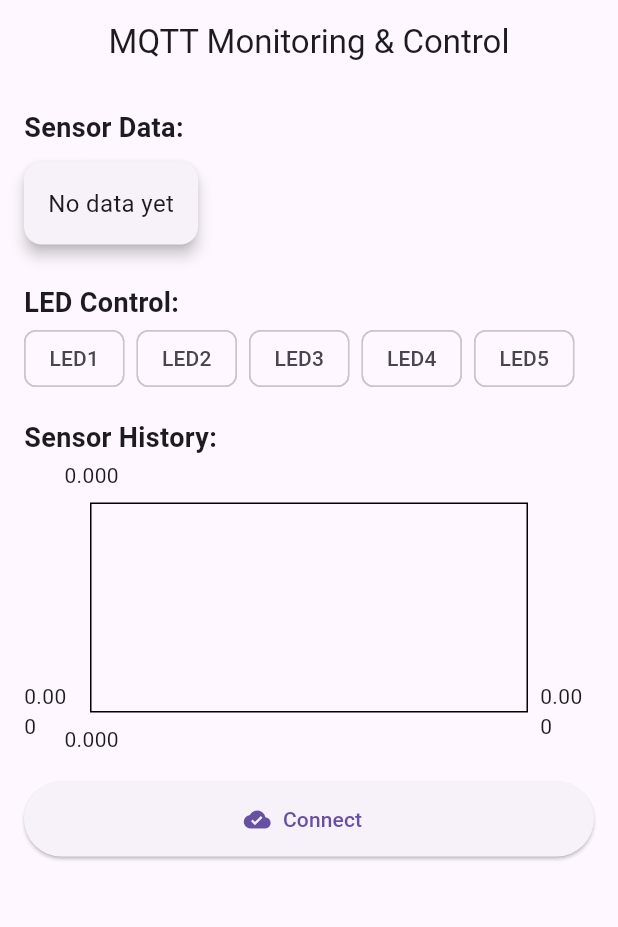
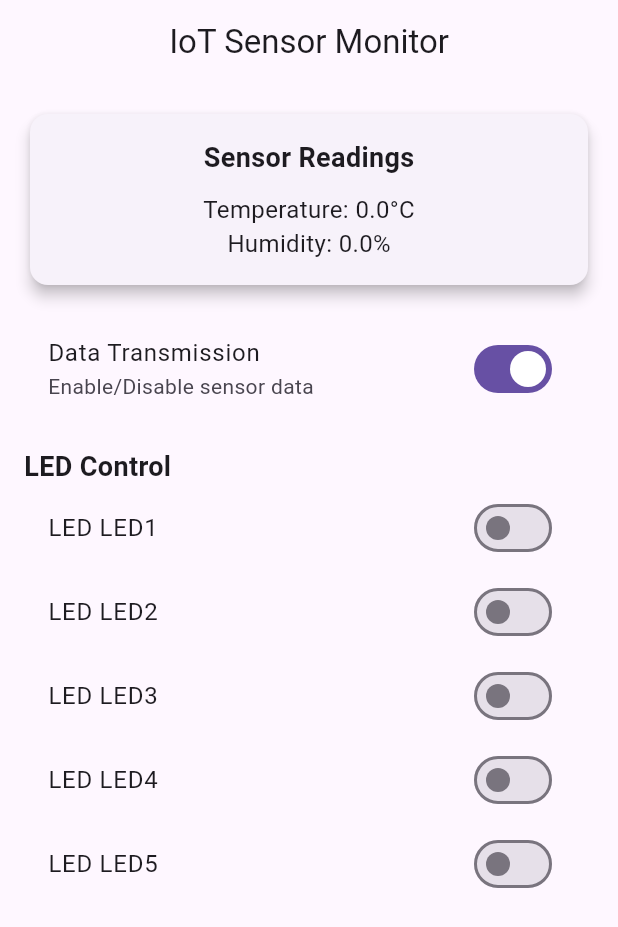
Before and after one commit to terminator791/mqtt_flutter, a Flutter app: the screen it shows after launch, on a phone screen of 412 x 824 dp. Shown: the top 927 px of the screen. Run offline on Flutter 3.47's test engine with Material 3 defaults, Android fonts, the phone set to English and light mode, and no system bars; drawn by our look-alikes of fl_chart; missing offline and left inert: mqtt_client.

Commit message:
FEAT : UAS

```diff
--- a/lib/main.dart
+++ b/lib/main.dart
@@ -2,7 +2,6 @@ import 'package:flutter/material.dart';
 import 'package:mqtt_client/mqtt_client.dart';
 import 'package:mqtt_client/mqtt_server_client.dart';
 import 'dart:convert';
-import 'package:fl_chart/fl_chart.dart';
 
 void main() {
   runApp(MqttApp());
@@ -12,16 +11,11 @@ class MqttApp extends StatelessWidget {
   @override
   Widget build(BuildContext context) {
     return MaterialApp(
-      title: 'MQTT Monitoring & Control',
+      title: 'IoT Temperature & Humidity Monitor',
       theme: ThemeData(
-        primarySwatch: Colors.teal,
-        brightness: Brightness.light,
+        primarySwatch: Colors.blue,
+        visualDensity: VisualDensity.adaptivePlatformDensity,
       ),
-      darkTheme: ThemeData(
-        brightness: Brightness.dark,
-        primarySwatch: Colors.teal,
-      ),
-      themeMode: ThemeMode.system, // Automatic theme switching
       home: MqttHomePage(),
     );
   }
@@ -33,19 +27,16 @@ class MqttHomePage extends StatefulWidget {
 }
 
 class _MqttHomePageState extends State<MqttHomePage> {
-  final client = MqttServerClient('172.18.233.54', 'flutter_client');
-  final String broker = '172.18.233.54';
-  final String username = '43322016';
-  final String password = 'iqbal';
+  final client = MqttServerClient('192.168.71.120', 'flutter_client');
+  final String broker = '192.168.71.120';
+  final String username = 'uas24_iqbal';
+  final String password = 'uas24_iqbal';
   final int port = 1883;
 
   bool isConnected = false;
-  bool isConnecting = false;
-  String sensorData = '';
-  List<FlSpot> temperatureData = [];
-  List<FlSpot> humidityData = [];
-  List<FlSpot> lightData = [];
-  int dataCounter = 0;
+  double temperature = 0.0;
+  double humidity = 0.0;
+  bool shouldSendData = true;
 
   Map<String, bool> ledStates = {
     'led1': false,
@@ -62,10 +53,6 @@ class _MqttHomePageState extends State<MqttHomePage> {
   }
 
   Future<void> connect() async {
-    setState(() {
-      isConnecting = true;
-    });
-
     client.port = port;
     client.logging(on: true);
     client.setProtocolV311();
@@ -75,7 +62,7 @@ class _MqttHomePageState extends State<MqttHomePage> {
 
     final connMessage = MqttConnectMessage()
         .withClientIdentifier('flutter_client')
-        .withWillTopic('mqtt/flutter/will')
+        .withWillTopic('UAS24-IOT/43322016/connect')
         .withWillMessage('Client disconnected unexpectedly')
         .authenticateAs(username, password)
         .startClean()
@@ -89,25 +76,13 @@ class _MqttHomePageState extends State<MqttHomePage> {
       showSnackbar('Connection failed: $e');
       client.disconnect();
     }
-
-    setState(() {
-      isConnecting = false;
-    });
-  }
-
-  void disconnect() {
-    client.disconnect();
-    setState(() {
-      isConnected = false;
-    });
-    showSnackbar('Disconnected from MQTT broker');
   }
 
   void onConnected() {
     setState(() {
       isConnected = true;
     });
-    subscribeToSensorData();
+    subscribeToSensorTopics();
     showSnackbar('Connected to MQTT broker');
   }
 
@@ -118,42 +93,29 @@ class _MqttHomePageState extends State<MqttHomePage> {
     showSnackbar('Disconnected from MQTT broker');
   }
 
-  void subscribeToSensorData() {
-  client.subscribe('iot/sensor', MqttQos.atLeastOnce);
+  void subscribeToSensorTopics() {
+    client.subscribe('UAS24-IOT/43322016/SUHU', MqttQos.atLeastOnce);
+    client.subscribe('UAS24-IOT/43322016/KELEMBAPAN', MqttQos.atLeastOnce);
+
     client.updates!.listen((List<MqttReceivedMessage<MqttMessage>> c) {
       final recMess = c[0].payload as MqttPublishMessage;
-    final message =
-        MqttPublishPayload.bytesToStringAsString(recMess.payload.message);
+      final topic = c[0].topic;
+      final message = MqttPublishPayload.bytesToStringAsString(recMess.payload.message);
 
-    try {
-      final data = json.decode(message);
       setState(() {
-        // Ambil nilai sensor dan konversikan ke double
-        double temperature = (data['temperature'] as num).toDouble();
-        double humidity = (data['humidity'] as num).toDouble();
-        double light = (data['light'] as num).toDouble();
-
-        // Perbarui tampilan data sensor
-        sensorData =
-            'Temperature: $temperature °C\nHumidity: $humidity %\nLight: $light';
-
-        // Tambahkan data ke riwayat
-        dataCounter++;
-        temperatureData.add(FlSpot(dataCounter.toDouble(), temperature));
-        humidityData.add(FlSpot(dataCounter.toDouble(), humidity));
-        lightData.add(FlSpot(dataCounter.toDouble(), light));
-      });
-    } catch (e) {
-      showSnackbar('Error parsing sensor data: $e');
+        if (topic == 'UAS24-IOT/43322016/SUHU') {
+          temperature = double.parse(message);
+        } else if (topic == 'UAS24-IOT/43322016/KELEMBAPAN') {
+          humidity = double.parse(message);
         }
       });
+    });
   }
-
 
   void toggleLED(String ledKey, bool value) {
     final payload = json.encode({ledKey: value ? 1 : 0});
     client.publishMessage(
-      'iot/led',
+      'UAS24-IOT/43322016/LED',
       MqttQos.atLeastOnce,
       MqttClientPayloadBuilder().addString(payload).payload!,
     );
@@ -163,12 +125,23 @@ class _MqttHomePageState extends State<MqttHomePage> {
     showSnackbar('LED ${ledKey.toUpperCase()} turned ${value ? "ON" : "OFF"}');
   }
 
+  void toggleDataTransmission(bool value) {
+    client.publishMessage(
+      'UAS24-IOT/43322016/Status',
+      MqttQos.atLeastOnce,
+      MqttClientPayloadBuilder().addString(value ? '1' : '0').payload!,
+    );
+    setState(() {
+      shouldSendData = value;
+    });
+    showSnackbar('Data transmission ${value ? "resumed" : "stopped"}');
+  }
+
   void showSnackbar(String message) {
     ScaffoldMessenger.of(context).showSnackBar(
       SnackBar(
         content: Text(message),
         duration: Duration(seconds: 2),
-        behavior: SnackBarBehavior.floating,
       ),
     );
   }
@@ -177,88 +150,63 @@ class _MqttHomePageState extends State<MqttHomePage> {
   Widget build(BuildContext context) {
     return Scaffold(
       appBar: AppBar(
-        title: Text('MQTT Monitoring & Control'),
+        title: Text('IoT Sensor Monitor'),
         centerTitle: true,
       ),
       body: Padding(
         padding: const EdgeInsets.all(16.0),
-        child: SingleChildScrollView(
         child: Column(
-            crossAxisAlignment: CrossAxisAlignment.start,
+          crossAxisAlignment: CrossAxisAlignment.stretch,
+          children: [
+            Card(
+              elevation: 4,
+              child: Padding(
+                padding: const EdgeInsets.all(16.0),
+                child: Column(
                   children: [
                     Text(
-                'Sensor Data:',
-                style: TextStyle(fontWeight: FontWeight.bold, fontSize: 18),
+                      'Sensor Readings',
+                      style: TextStyle(
+                        fontSize: 18,
+                        fontWeight: FontWeight.bold,
                       ),
-              Card(
-                elevation: 4,
-                margin: EdgeInsets.symmetric(vertical: 10),
-                shape: RoundedRectangleBorder(
-                    borderRadius: BorderRadius.circular(12)),
-                child: Padding(
-                  padding: const EdgeInsets.all(16.0),
-                  child: Text(
-                    sensorData.isEmpty ? 'No data yet' : sensorData,
+                    ),
+                    SizedBox(height: 10),
+                    Text(
+                      'Temperature: ${temperature.toStringAsFixed(1)}°C',
                       style: TextStyle(fontSize: 16),
                     ),
-                ),
-              ),
-              SizedBox(height: 16),
                     Text(
-                'LED Control:',
-                style: TextStyle(fontWeight: FontWeight.bold, fontSize: 18),
-              ),
-              Wrap(
-                spacing: 8.0,
-                children: ledStates.entries.map((entry) {
-                  return FilterChip(
-                    label: Text(entry.key.toUpperCase()),
-                    selected: entry.value,
-                    onSelected: (value) => toggleLED(entry.key, value),
-                  );
-                }).toList(),
-              ),
-              SizedBox(height: 16),
-              Text(
-                'Sensor History:',
-                style: TextStyle(fontWeight: FontWeight.bold, fontSize: 18),
-              ),
-              Container(
-                height: 200,
-                child: LineChart(
-                  LineChartData(
-                    gridData: FlGridData(show: true),
-                    lineBarsData: [
-                      LineChartBarData(
-                        spots: temperatureData,
-                        isCurved: true,
-                        color: Colors.red,
+                      'Humidity: ${humidity.toStringAsFixed(1)}%',
+                      style: TextStyle(fontSize: 16),
                     ),
                   ],
                 ),
               ),
             ),
             SizedBox(height: 16),
-              if (!isConnected)
-                ElevatedButton.icon(
-                  onPressed: connect,
-                  icon: isConnecting
-                      ? CircularProgressIndicator()
-                      : Icon(Icons.cloud_done),
-                  label: Text('Connect'),
-                  style:
-                      ElevatedButton.styleFrom(minimumSize: Size(double.infinity, 50)),
-                )
-              else
-                ElevatedButton.icon(
-                  onPressed: disconnect,
-                  icon: Icon(Icons.cloud_off),
-                  label: Text('Disconnect'),
-                  style:
-                      ElevatedButton.styleFrom(minimumSize: Size(double.infinity, 50)),
+            SwitchListTile(
+              title: Text('Data Transmission'),
+              subtitle: Text('Enable/Disable sensor data'),
+              value: shouldSendData,
+              onChanged: toggleDataTransmission,
             ),
+            SizedBox(height: 16),
+            Text(
+              'LED Control',
+              style: TextStyle(
+                fontSize: 18,
+                fontWeight: FontWeight.bold,
+              ),
+            ),
+            ...ledStates.entries.map((entry) {
+              return SwitchListTile(
+                title: Text('LED ${entry.key.toUpperCase()}'),
+                value: entry.value,
+                onChanged: (value) => toggleLED(entry.key, value),
+              );
+            }).toList(),
           ],
-          ),
         ),
       ),
     );
```
Lines whose indentation alone changed are shown as unchanged.
